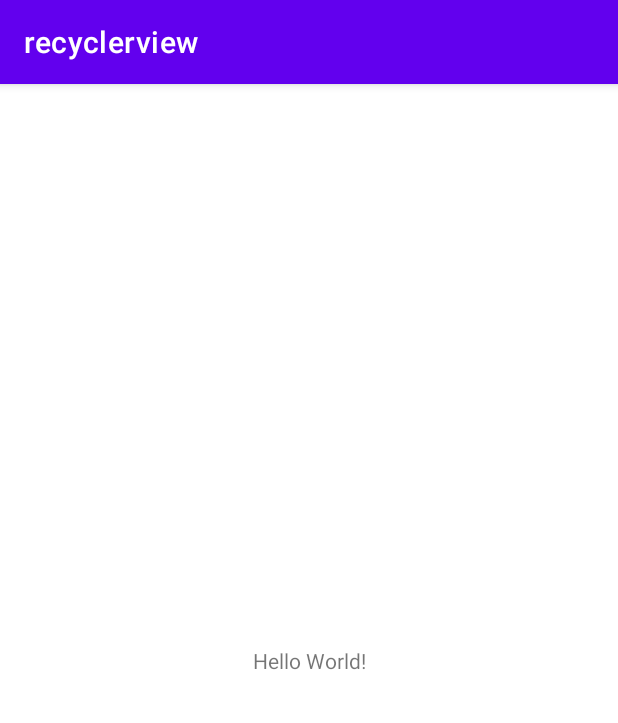
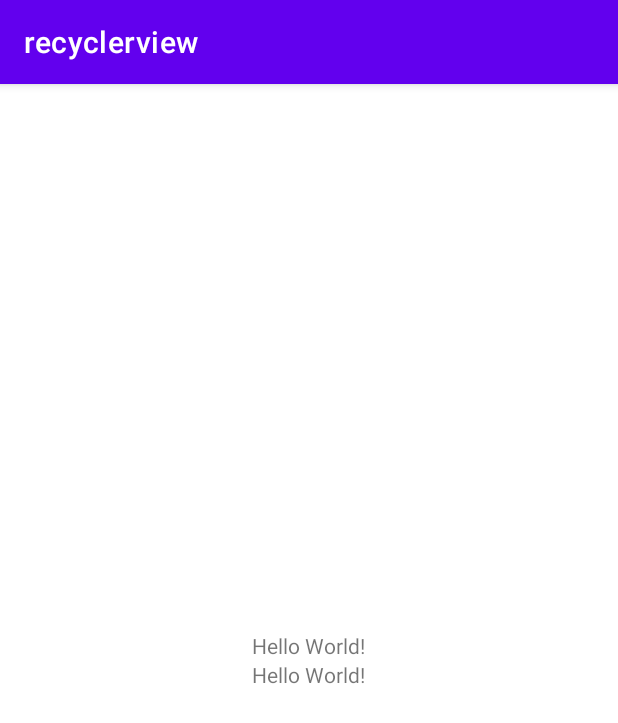
Before and after one commit to karimi96/Management, an Android app: the screen it shows after launch (MainActivity), on a phone screen of 412 x 824 dp. Shown: the top 723 px of the screen. Run offline under Robolectric (Android 15) with nearby library versions, the light colour scheme and no system bars.

Commit message:
add list to wxml

```diff
--- a/app/src/main/res/layout/activity_main.xml
+++ b/app/src/main/res/layout/activity_main.xml
@@ -1,9 +1,11 @@
 <?xml version="1.0" encoding="utf-8"?>
-<androidx.constraintlayout.widget.ConstraintLayout xmlns:android="http://schemas.android.com/apk/res/android"
+<LinearLayout xmlns:android="http://schemas.android.com/apk/res/android"
     xmlns:app="http://schemas.android.com/apk/res-auto"
     xmlns:tools="http://schemas.android.com/tools"
     android:layout_width="match_parent"
     android:layout_height="match_parent"
+    android:orientation="vertical"
+    android:gravity="center"
     tools:context=".MainActivity">
 
     <TextView
@@ -14,5 +16,13 @@
         app:layout_constraintLeft_toLeftOf="parent"
         app:layout_constraintRight_toRightOf="parent"
         app:layout_constraintTop_toTopOf="parent" />
+    <TextView
+        android:layout_width="wrap_content"
+        android:layout_height="wrap_content"
+        android:text="Hello World!"
+        app:layout_constraintBottom_toBottomOf="parent"
+        app:layout_constraintLeft_toLeftOf="parent"
+        app:layout_constraintRight_toRightOf="parent"
+        app:layout_constraintTop_toTopOf="parent" />
 
-</androidx.constraintlayout.widget.ConstraintLayout>
+</LinearLayout>
```
